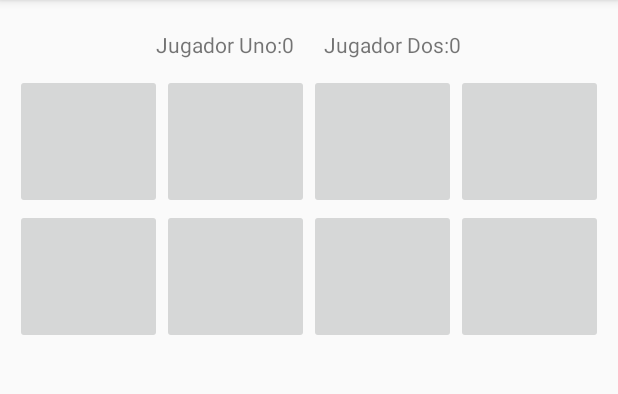
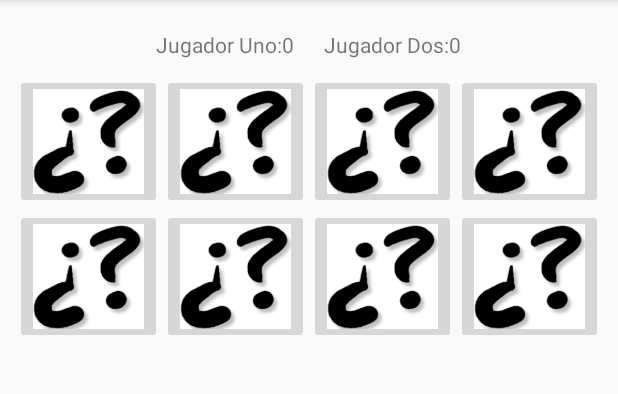
Before and after one commit to WSRegionalTolima/EmparejApp, an Android app: the GameActivity screen opened directly, with no data from a screen before it, on a phone screen of 412 x 824 dp, the part 84-478 px from its top. Run offline under Robolectric (Android 15) with nearby library versions, the phone set to English and light mode, and no system bars; 2 statements that could not run were skipped.

Commit message:
crear Actividad de Juego

```diff
--- a/app/src/main/java/com/example/worldskills/emparejapp/Actividades/GameActivity.java
+++ b/app/src/main/java/com/example/worldskills/emparejapp/Actividades/GameActivity.java
@@ -1,6 +1,7 @@
 package com.example.worldskills.emparejapp.Actividades;
 
 import android.media.MediaPlayer;
+import android.os.Handler;
 import android.support.v7.app.AppCompatActivity;
 import android.os.Bundle;
 import android.view.View;
@@ -20,17 +21,17 @@ import java.util.Collections;
 public class GameActivity extends AppCompatActivity {
 
     int imagenes[];
-    ImageButton btn1, btn2, btn3, btn4, btn5, btn6, btn7, btn8;
+    ImageButton btn1, btn2, btn3, btn4, btn5, btn6, btn7, btn8, boton1;
     int defecto;
 
     ArrayList<Integer> numeros;
 
-    ImageButton primerBoton = null;
+    static ImageButton primerBoton = null;
     int primero, segundo;
-    boolean bloquear;
+    boolean bloquear = false;
     ImageButton arregloBotones[] = new ImageButton[8];
 
-    MediaPlayer mediaPlayer;
+    MediaPlayer mediaWin, mediaLose;
     TextView tv_Jugador1, tv_Jugador2;
 
     @Override
@@ -39,12 +40,30 @@ public class GameActivity extends AppCompatActivity {
         setContentView(R.layout.activity_game);
 
         setearNombreJugadores();
+        asignarImagenes();
         iniciar();
     }
 
     private void iniciar() {
-        asignarImagenes();
-        revolverArreglo(imagenes.length);
+        revolverArreglo(imagenes.length*2);
+        asignarBotones();
+
+        for (int i = 0; i<arregloBotones.length; i++){
+            arregloBotones[i].setScaleType(ImageView.ScaleType.FIT_XY);
+            arregloBotones[i].setImageResource(R.drawable.duda1);
+        }
+
+        for (int i = 0; i < numeros.size(); i++){
+            final int n = i;
+            arregloBotones[i].setOnClickListener(new View.OnClickListener() {
+                @Override
+                public void onClick(View v) {
+                    if (!bloquear) {
+                        comprobarIguales(n, arregloBotones[n]);
+                    }
+                }
+            });
+        }
     }
 
     /**
@@ -111,13 +130,51 @@ public class GameActivity extends AppCompatActivity {
     public void comprobarIguales(int i, final ImageButton btn){
         if (primerBoton == null){
             primerBoton = btn;
+            boton1 = btn;
+            primerBoton.setScaleType(ImageView.ScaleType.FIT_XY);
             primerBoton.setImageResource(imagenes[numeros.get(i)]);
             primero = numeros.get(i);
+
         }else{
             bloquear = true;
+            primerBoton = null;
+            btn.setScaleType(ImageView.ScaleType.FIT_XY);
+            btn.setImageResource(imagenes[numeros.get(i)]);
             segundo = numeros.get(i);
 
+            if (primero == segundo){
+                reproducirWin();
+                bloquear = false;
+                new Handler().postDelayed(new Runnable() {
+                    @Override
+                    public void run() {
+                        boton1.setVisibility(View.INVISIBLE);
+                        btn.setVisibility(View.INVISIBLE);
+                    }
+                },1000);
+
+            }else {
+                reproducirLose();
+                new Handler().postDelayed(new Runnable() {
+                    @Override
+                    public void run() {
+                        boton1.setImageResource(R.drawable.duda1);
+                        btn.setImageResource(R.drawable.duda1);
+                    }
+                },1000);
+                bloquear = false;
+            }
         }
+    }
+
+    public void reproducirWin(){
+        mediaWin = MediaPlayer.create(getApplicationContext(), R.raw.win);
+        mediaWin.start();
+    }
+
+    public void reproducirLose(){
+        mediaLose = MediaPlayer.create(getApplicationContext(), R.raw.lose);
+        mediaLose.start();
     }
 
     /**
--- a/app/src/main/java/com/example/worldskills/emparejapp/Adaptador.java
+++ b/app/src/main/java/com/example/worldskills/emparejapp/Adaptador.java
@@ -13,6 +13,7 @@ public class Adaptador extends RecyclerView.Adapter<Adaptador.ViewHolderJugadore
     ArrayList<Jugador> listaPuntajes;
 
     public Adaptador(ArrayList<Jugador> listaPuntajes) {
+
         this.listaPuntajes = listaPuntajes;
     }
 
@@ -31,7 +32,7 @@ public class Adaptador extends RecyclerView.Adapter<Adaptador.ViewHolderJugadore
 
     @Override
     public int getItemCount() {
-        return listaPuntajes.size();
+        return 4;
     }
 
     public class ViewHolderJugadores extends RecyclerView.ViewHolder {
--- a/app/src/main/res/layout/activity_game.xml
+++ b/app/src/main/res/layout/activity_game.xml
@@ -48,28 +48,28 @@
 
                 <ImageButton
                     android:id="@+id/btn_1"
-                    android:layout_width="wrap_content"
+                    android:layout_width="@dimen/alt_img_card"
                     android:layout_height="@dimen/tam_img_card"
                     android:layout_weight="1"
                     android:text="Button" />
 
                 <ImageButton
                     android:id="@+id/btn_2"
-                    android:layout_width="wrap_content"
+                    android:layout_width="@dimen/alt_img_card"
                     android:layout_height="@dimen/tam_img_card"
                     android:layout_weight="1"
                     android:text="Button" />
 
                 <ImageButton
                     android:id="@+id/btn_3"
-                    android:layout_width="wrap_content"
+                    android:layout_width="@dimen/alt_img_card"
                     android:layout_height="@dimen/tam_img_card"
                     android:layout_weight="1"
                     android:text="Button" />
 
                 <ImageButton
                     android:id="@+id/btn_4"
-                    android:layout_width="wrap_content"
+                    android:layout_width="@dimen/alt_img_card"
                     android:layout_height="@dimen/tam_img_card"
                     android:layout_weight="1"
                     android:text="Button" />
@@ -82,28 +82,28 @@
 
                 <ImageButton
                     android:id="@+id/btn_5"
-                    android:layout_width="wrap_content"
+                    android:layout_width="@dimen/alt_img_card"
                     android:layout_height="@dimen/tam_img_card"
                     android:layout_weight="1"
                     android:text="Button" />
 
                 <ImageButton
                     android:id="@+id/btn_6"
-                    android:layout_width="wrap_content"
+                    android:layout_width="@dimen/alt_img_card"
                     android:layout_height="@dimen/tam_img_card"
                     android:layout_weight="1"
                     android:text="Button" />
 
                 <ImageButton
                     android:id="@+id/btn_7"
-                    android:layout_width="wrap_content"
+                    android:layout_width="@dimen/alt_img_card"
                     android:layout_height="@dimen/tam_img_card"
                     android:layout_weight="1"
                     android:text="Button" />
 
                 <ImageButton
                     android:id="@+id/btn_8"
-                    android:layout_width="wrap_content"
+                    android:layout_width="@dimen/alt_img_card"
                     android:layout_height="@dimen/tam_img_card"
                     android:layout_weight="1"
                     android:text="Button" />
--- a/app/src/main/res/values/dimen.xml
+++ b/app/src/main/res/values/dimen.xml
@@ -4,4 +4,5 @@
     <dimen name="pad">10dp</dimen>
     <dimen name="tam_img">50dp</dimen>
     <dimen name="tam_img_card">90dp</dimen>
+    <dimen name="alt_img_card">30dp</dimen>
 </resources>
```
